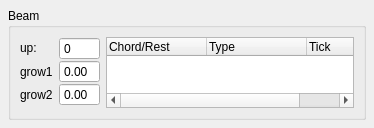
Above: mscore/mscore/beam.ui from musescore/musescore-old before the change. Below: the same form after it.
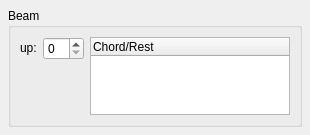
That is the form after the change.

```diff
--- a/mscore/mscore/beam.ui
+++ b/mscore/mscore/beam.ui
@@ -6,8 +6,8 @@
    <rect>
     <x>0</x>
     <y>0</y>
-    <width>374</width>
-    <height>128</height>
+    <width>310</width>
+    <height>135</height>
    </rect>
   </property>
   <property name="windowTitle">
@@ -26,7 +26,7 @@
       <string notr="true" comment="do not translate">Beam</string>
      </property>
      <property name="flat">
-      <bool>false</bool>
+      <bool>true</bool>
      </property>
      <layout class="QGridLayout">
       <property name="verticalSpacing">
@@ -48,64 +48,20 @@
       <item row="0" column="1">
        <widget class="QSpinBox" name="up">
         <property name="sizePolicy">
-         <sizepolicy hsizetype="Minimum" vsizetype="Fixed">
+         <sizepolicy hsizetype="Fixed" vsizetype="Fixed">
           <horstretch>0</horstretch>
           <verstretch>0</verstretch>
          </sizepolicy>
         </property>
-        <property name="toolTip">
-         <string notr="true"/>
-        </property>
-        <property name="buttonSymbols">
-         <enum>QAbstractSpinBox::NoButtons</enum>
-        </property>
        </widget>
       </item>
-      <item row="0" column="2" rowspan="4" colspan="2">
+      <item row="0" column="2" rowspan="3" colspan="2">
        <widget class="QTreeWidget" name="elements">
         <column>
          <property name="text">
           <string>Chord/Rest</string>
          </property>
         </column>
-        <column>
-         <property name="text">
-          <string>Type</string>
-         </property>
-        </column>
-        <column>
-         <property name="text">
-          <string>Tick</string>
-         </property>
-        </column>
-       </widget>
-      </item>
-      <item row="1" column="0">
-       <widget class="QLabel" name="label_2">
-        <property name="text">
-         <string notr="true">grow1</string>
-        </property>
-       </widget>
-      </item>
-      <item row="2" column="0">
-       <widget class="QLabel" name="label_3">
-        <property name="text">
-         <string notr="true">grow2</string>
-        </property>
-       </widget>
-      </item>
-      <item row="1" column="1">
-       <widget class="QDoubleSpinBox" name="grow1">
-        <property name="buttonSymbols">
-         <enum>QAbstractSpinBox::NoButtons</enum>
-        </property>
-       </widget>
-      </item>
-      <item row="2" column="1">
-       <widget class="QDoubleSpinBox" name="grow2">
-        <property name="buttonSymbols">
-         <enum>QAbstractSpinBox::NoButtons</enum>
-        </property>
        </widget>
       </item>
      </layout>
```
Left out of the diff: 2 changed lines with no effect on the pictures.
